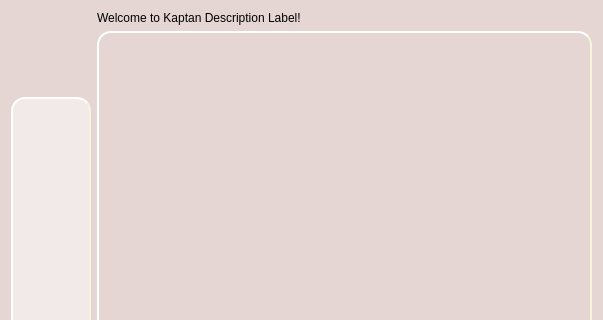
Before: the Qt Designer form kde4/kaptan4/src/gui/kaptanMain.ui in pars-linux/uludag, drawn with Qt 5; both pictures show x 0 to 603 and y 0 to 320 of the 603 by 473 pixel window.
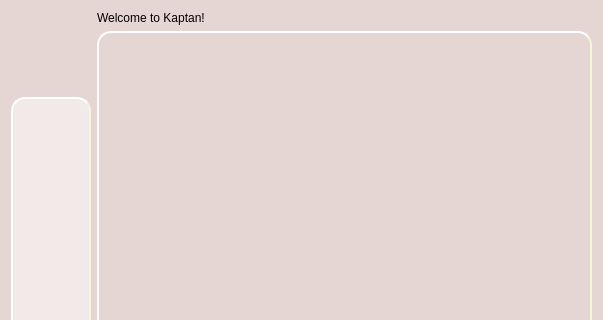
After: the same form once the commit is applied.

Commit message: eye candy menu screen and add menu preview images

The edit to the form file:
```diff
--- a/kde4/kaptan4/src/gui/kaptanMain.ui
+++ b/kde4/kaptan4/src/gui/kaptanMain.ui
@@ -76,7 +76,7 @@
      <item>
       <widget class="QLabel" name="labelDesc" >
        <property name="text" >
-        <string>Welcome to Kaptan Description Label!</string>
+        <string>Welcome to Kaptan!</string>
        </property>
       </widget>
      </item>
```
Left out of the diff: 2 changed lines with no effect on the pictures. The commit also changes 7 other files.
